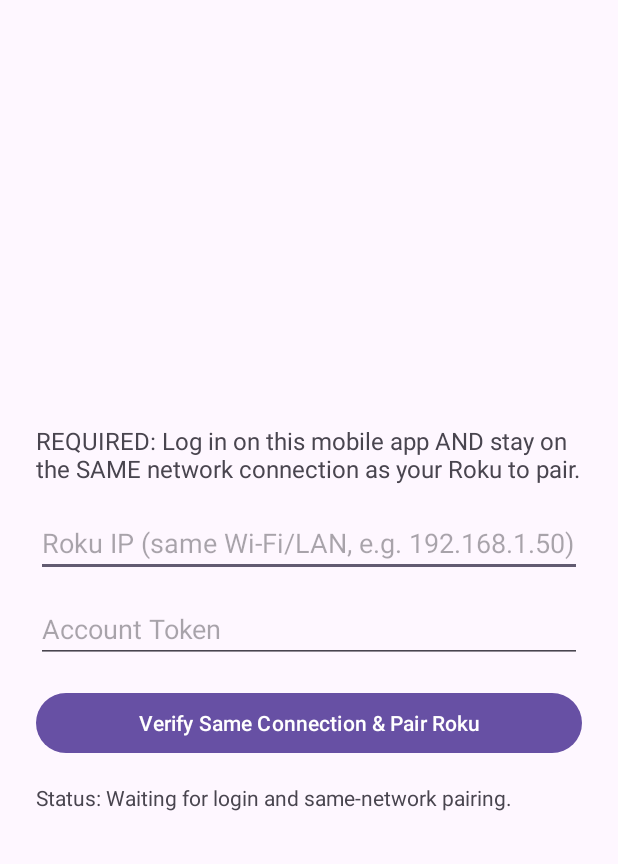
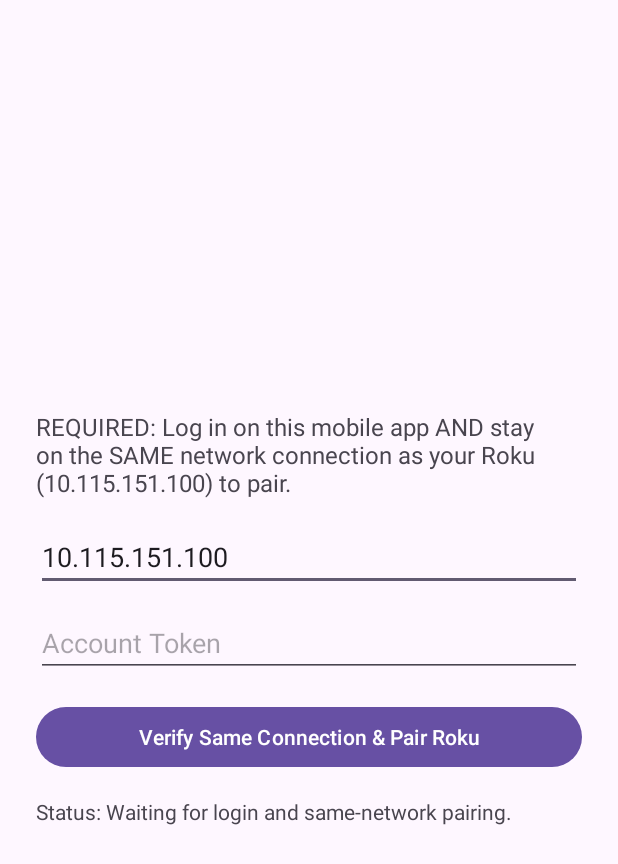
Before and after one commit to 3xolf/Rokord-Android, an Android app: the screen it shows after launch (MainActivity), on a phone screen of 412 x 824 dp. Shown: the top 864 px of the screen. Run offline under Robolectric (Android 15) with nearby library versions, the phone set to English and light mode, and no system bars.

Commit message:
Add same-network pairing UI and LAN ECP launch client

```diff
--- a/app/src/main/AndroidManifest.xml
+++ b/app/src/main/AndroidManifest.xml
@@ -1,8 +1,12 @@
 <?xml version="1.0" encoding="utf-8"?>
 <manifest xmlns:android="http://schemas.android.com/apk/res/android">
     <uses-permission android:name="android.permission.INTERNET" />
+    <uses-permission android:name="android.permission.ACCESS_WIFI_STATE" />
+    <uses-permission android:name="android.permission.ACCESS_NETWORK_STATE" />
     <application
         android:label="Rokord"
+        android:networkSecurityConfig="@xml/network_security_config"
+        android:usesCleartextTraffic="true"
         android:theme="@style/Theme.Material3.DayNight.NoActionBar">
         <activity
             android:name=".MainActivity"
--- a/app/src/main/java/com/x3olf/rokord/MainActivity.kt
+++ b/app/src/main/java/com/x3olf/rokord/MainActivity.kt
@@ -10,6 +10,7 @@ import androidx.appcompat.app.AppCompatActivity
 import java.io.OutputStreamWriter
 import java.net.HttpURLConnection
 import java.net.URL
+import java.net.URLEncoder
 import kotlin.concurrent.thread
 
 class MainActivity : AppCompatActivity() {
@@ -53,7 +54,8 @@ class MainActivity : AppCompatActivity() {
             statusText.text = "Status: Same connection verified ($phoneIp -> $rokuIp). Sending pair request..."
             thread {
                 try {
-                    val url = URL("http://$rokuIp:8060/launch/dev?token=${java.net.URLEncoder.encode(token, "UTF-8")}")
+                    val encToken = URLEncoder.encode(token, "UTF-8")
+                    val url = URL("http://$rokuIp:8060/launch/dev?token=$encToken")
                     val conn = (url.openConnection() as HttpURLConnection).apply {
                         requestMethod = "POST"
                         connectTimeout = 5000
--- a/app/src/main/res/layout/activity_main.xml
+++ b/app/src/main/res/layout/activity_main.xml
@@ -11,7 +11,7 @@
         android:layout_width="match_parent"
         android:layout_height="wrap_content"
         android:layout_marginBottom="16dp"
-        android:text="REQUIRED: Log in on this mobile app AND stay on the SAME network connection as your Roku to pair."
+        android:text="REQUIRED: Log in on this mobile app AND stay on the SAME network connection as your Roku (10.115.151.100) to pair."
         android:textSize="16sp" />
 
     <EditText
@@ -19,8 +19,9 @@
         android:layout_width="match_parent"
         android:layout_height="wrap_content"
         android:layout_marginBottom="12dp"
-        android:hint="Roku IP (same Wi-Fi/LAN, e.g. 192.168.1.50)"
-        android:inputType="text" />
+        android:hint="Roku IP (same Wi-Fi/LAN)"
+        android:inputType="text"
+        android:text="10.115.151.100" />
 
     <EditText
         android:id="@+id/tokenInput"
--- /dev/null
+++ b/app/src/main/res/xml/network_security_config.xml
@@ -0,0 +1,4 @@
+<?xml version="1.0" encoding="utf-8"?>
+<network-security-config>
+    <base-config cleartextTrafficPermitted="true" />
+</network-security-config>
```
